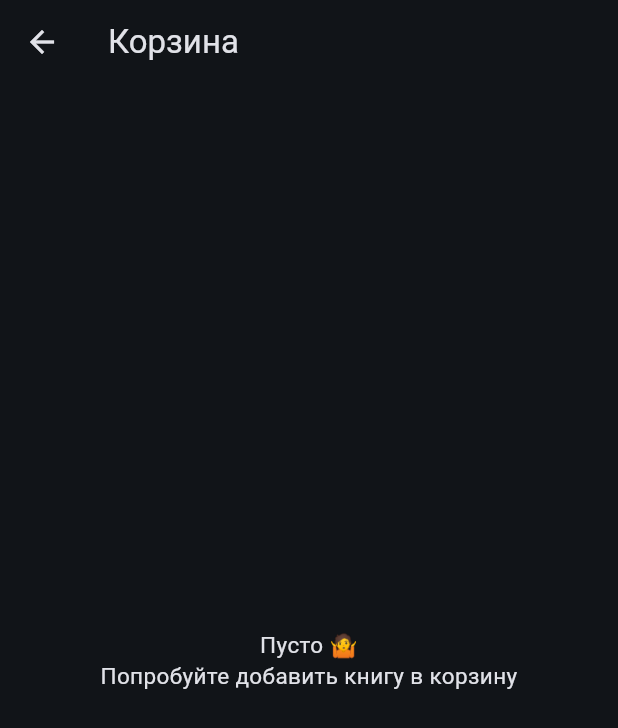
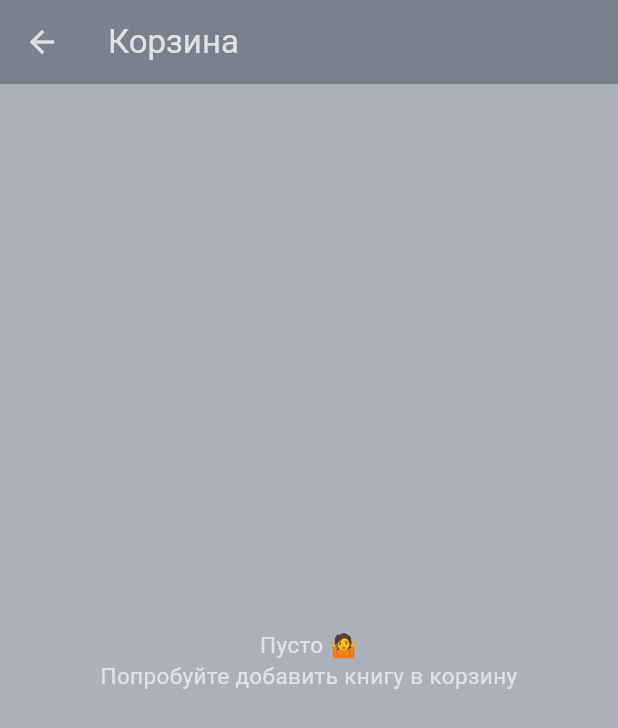
Before and after one commit to Voldezhur/FlutterTestingGrounds, a Flutter app: the screen it shows after launch, after a tap on the "shopping cart" icon, on a phone screen of 412 x 824 dp. Shown: the top 728 px of the screen. Run offline on Flutter 3.47's test engine with Material 3 defaults, Android fonts, the phone set to English and light mode, and no system bars; our stand-ins replace dio, flutter_slidable; network calls fail.

Commit message:
Changed theme and some minor refactoring . Changed theme to a nicer darker one . Changed 'book' to 'model' in some placed . The appBar title now correctly represents what page the user is on

```diff
--- a/app/frontend/lib/components/book_list.dart
+++ b/app/frontend/lib/components/book_list.dart
@@ -67,9 +67,23 @@ class _BookListState extends State<BookList> {
 
   @override
   Widget build(BuildContext context) {
+    String appBarTitle;
+
+    switch (widget.itemList) {
+      case 'main':
+        appBarTitle = 'Главная';
+        break;
+      case 'favourites':
+        appBarTitle = 'Избранное';
+        break;
+      default:
+        appBarTitle = 'placeholder';
+        break;
+    }
+
     return Scaffold(
       appBar: AppBar(
-        title: const Text("Главная"),
+        title: Text(appBarTitle),
         actions: [
           IconButton(
             onPressed: () => _navigateToAddNote(context),
@@ -87,7 +101,7 @@ class _BookListState extends State<BookList> {
           } else if (!snapshot.hasData || snapshot.data!.isEmpty) {
             return const Center(
               child: Text(
-                "Пусто 🤷\n Книг не найдено",
+                "Пусто 🤷\n Моделей не найдено",
                 style: TextStyle(fontSize: 15),
                 textAlign: TextAlign.center,
               ),
@@ -115,7 +129,7 @@ class _BookListState extends State<BookList> {
       ),
       floatingActionButton: FloatingActionButton(
         onPressed: () => _navigateToCart(context),
-        tooltip: 'Добавить книгу',
+        tooltip: 'Добавить модель',
         child: const Icon(Icons.shopping_cart),
       ),
     );
--- a/app/frontend/lib/main.dart
+++ b/app/frontend/lib/main.dart
@@ -19,6 +19,7 @@ class MyApp extends StatelessWidget {
         colorScheme: ColorScheme.fromSeed(
           seedColor: Colors.blue,
           brightness: Brightness.dark,
+          surface: const Color.fromARGB(99, 41, 55, 75),
         ),
         useMaterial3: true,
       ),
```
